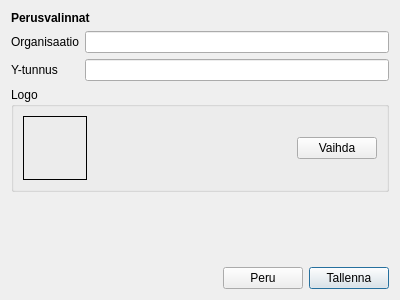
First picture: the form in kitupiikki/maaritys/perusvalinnat.ui, repository artoh/kitupiikki, before the edit.
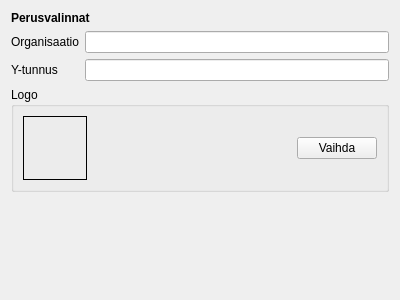
Second picture: the form after the edit.

Patch:
```diff
--- a/kitupiikki/maaritys/perusvalinnat.ui
+++ b/kitupiikki/maaritys/perusvalinnat.ui
@@ -115,43 +115,6 @@
      </property>
     </spacer>
    </item>
-   <item>
-    <layout class="QHBoxLayout" name="horizontalLayout_2">
-     <item>
-      <spacer name="horizontalSpacer_2">
-       <property name="orientation">
-        <enum>Qt::Horizontal</enum>
-       </property>
-       <property name="sizeHint" stdset="0">
-        <size>
-         <width>40</width>
-         <height>20</height>
-        </size>
-       </property>
-      </spacer>
-     </item>
-     <item>
-      <widget class="QPushButton" name="nollaaNappi">
-       <property name="text">
-        <string>Peru</string>
-       </property>
-      </widget>
-     </item>
-     <item>
-      <widget class="QPushButton" name="tallennaNappi">
-       <property name="text">
-        <string>Tallenna</string>
-       </property>
-       <property name="autoDefault">
-        <bool>true</bool>
-       </property>
-       <property name="default">
-        <bool>true</bool>
-       </property>
-      </widget>
-     </item>
-    </layout>
-   </item>
   </layout>
  </widget>
  <resources/>
```
